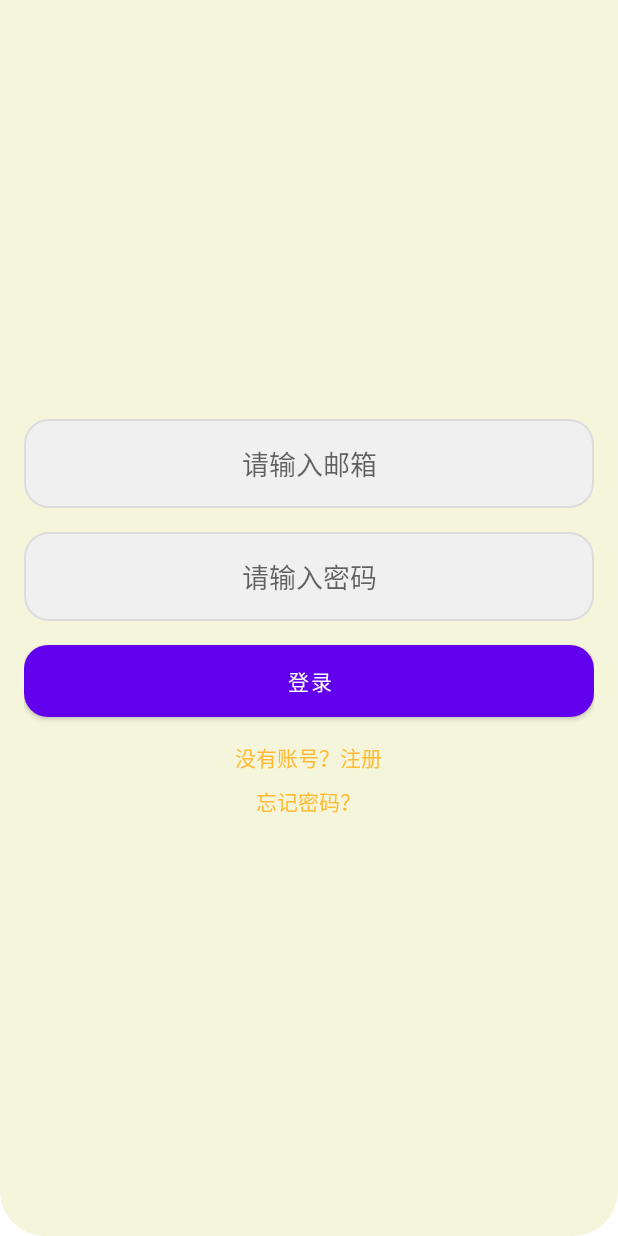
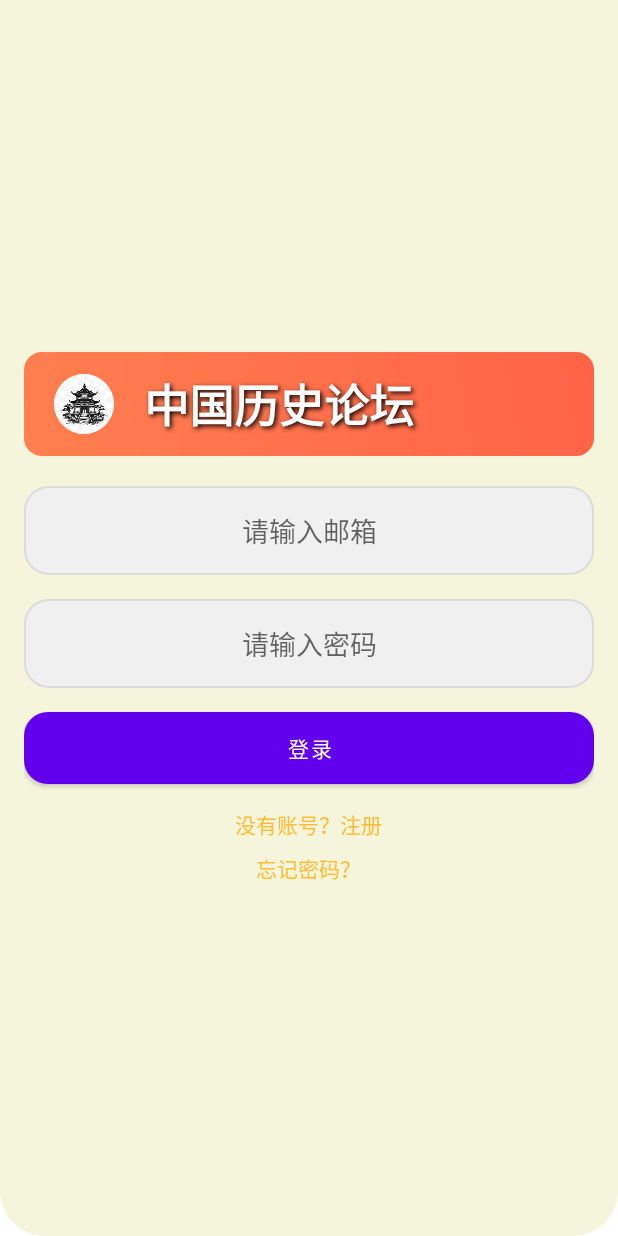
Before and after one commit to leehaohaohao/blob-app, an Android app: the screen it shows after launch (LogActivity), on a phone screen of 412 x 824 dp. Run offline under Robolectric (Android 15) with nearby library versions, the light colour scheme and no system bars.

Commit message:
ui: 登录ui更新

```diff
--- a/app/src/main/java/com/lihao/blob/data/network/ApiManager.java
+++ b/app/src/main/java/com/lihao/blob/data/network/ApiManager.java
@@ -5,8 +5,6 @@ import com.lihao.blob.data.network.service.FeedbackService;
 import com.lihao.blob.data.network.service.ForumService;
 import com.lihao.blob.data.network.service.LogService;
 import com.lihao.blob.data.network.service.UserService;
-import com.lihao.blob.data.repository.UserRepository;
-
 /**
  * api管理
  *
--- /dev/null
+++ b/app/src/main/res/drawable/round_image.xml
@@ -0,0 +1,5 @@
+<?xml version="1.0" encoding="utf-8"?>
+<shape xmlns:android="http://schemas.android.com/apk/res/android">
+    <solid android:color="#FFFFFF"/> <!-- 白色背景 -->
+    <corners android:radius="200dp"/> <!-- 圆角半径，调整为需要的值 -->
+</shape>
--- /dev/null
+++ b/app/src/main/res/drawable/title_background.xml
@@ -0,0 +1,8 @@
+<shape xmlns:android="http://schemas.android.com/apk/res/android">
+    <gradient
+        android:angle="45"
+        android:startColor="#FF7F50"
+        android:endColor="#FF6347"
+        android:type="linear" />
+    <corners android:radius="12dp"/> <!-- 可选：设置圆角 -->
+</shape>
--- a/app/src/main/res/layout/fragment_login.xml
+++ b/app/src/main/res/layout/fragment_login.xml
@@ -5,9 +5,44 @@
     android:orientation="vertical"
     android:padding="16dp"
     android:gravity="center">
+    <!-- 图标和标题 -->
+    <LinearLayout
+        android:layout_width="match_parent"
+        android:layout_height="wrap_content"
+        android:orientation="horizontal"
+        android:gravity="center_vertical"
+        android:background="@drawable/title_background">
 
+        <!-- 图标 -->
+        <ImageView
+            android:id="@+id/titleIcon"
+            android:layout_width="40dp"
+            android:layout_height="40dp"
+            android:layout_marginEnd="8dp"
+            android:layout_marginStart="20dp"
+            android:background="@drawable/round_image"
+            android:clipToOutline="true"
+            android:src="@drawable/icon" />
+
+        <!-- 标题 -->
+        <TextView
+            android:id="@+id/titleText"
+            android:layout_width="wrap_content"
+            android:layout_height="wrap_content"
+            android:text="中国历史论坛"
+            android:textSize="30sp"
+            android:textColor="#FFFFFF"
+            android:gravity="start"
+            android:textStyle="bold"
+            android:padding="12dp"
+            android:shadowColor="#000000"
+            android:shadowDx="2"
+            android:shadowDy="2"
+            android:shadowRadius="4" />
+        </LinearLayout>
     <!-- 用户邮箱输入框 -->
     <EditText
+        android:layout_marginTop="20dp"
         android:id="@+id/loginEmail"
         android:layout_width="match_parent"
         android:layout_height="wrap_content"
```
